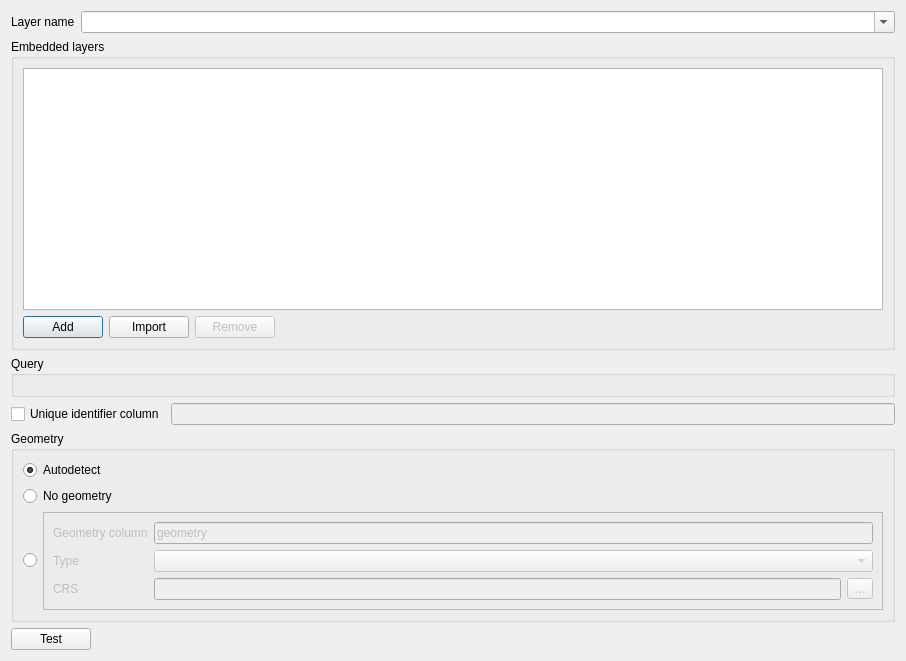
Before: the Qt Designer form src/providers/virtual/qgsvirtuallayersourceselectbase.ui in qgis/QGIS, drawn with Qt 5.
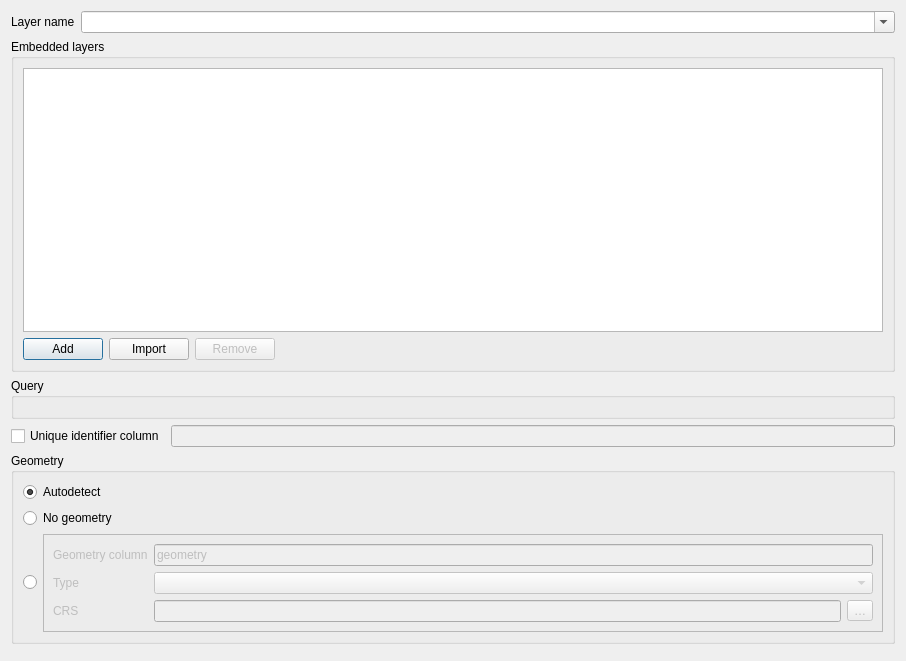
After: the same form once the commit is applied. Custom widgets are drawn as their Qt base class.

Commit message: [ui][virtual vector] Find a better, harmonized location for the test button

What changed in the file:
```diff
--- a/src/providers/virtual/qgsvirtuallayersourceselectbase.ui
+++ b/src/providers/virtual/qgsvirtuallayersourceselectbase.ui
@@ -274,15 +274,6 @@
     </widget>
    </item>
    <item>
-    <layout class="QHBoxLayout" name="horizontalLayout_6">
-     <item>
-      <widget class="QPushButton" name="mTestButton">
-       <property name="text">
-        <string>Test</string>
-       </property>
-      </widget>
-     </item>
-     <item>
       <widget class="QDialogButtonBox" name="buttonBox">
        <property name="orientation">
         <enum>Qt::Horizontal</enum>
@@ -291,8 +282,6 @@
         <set>QDialogButtonBox::NoButton</set>
        </property>
       </widget>
-     </item>
-    </layout>
    </item>
   </layout>
  </widget>
```
Lines whose indentation alone changed are shown as unchanged. The commit also changes 1 other file.
